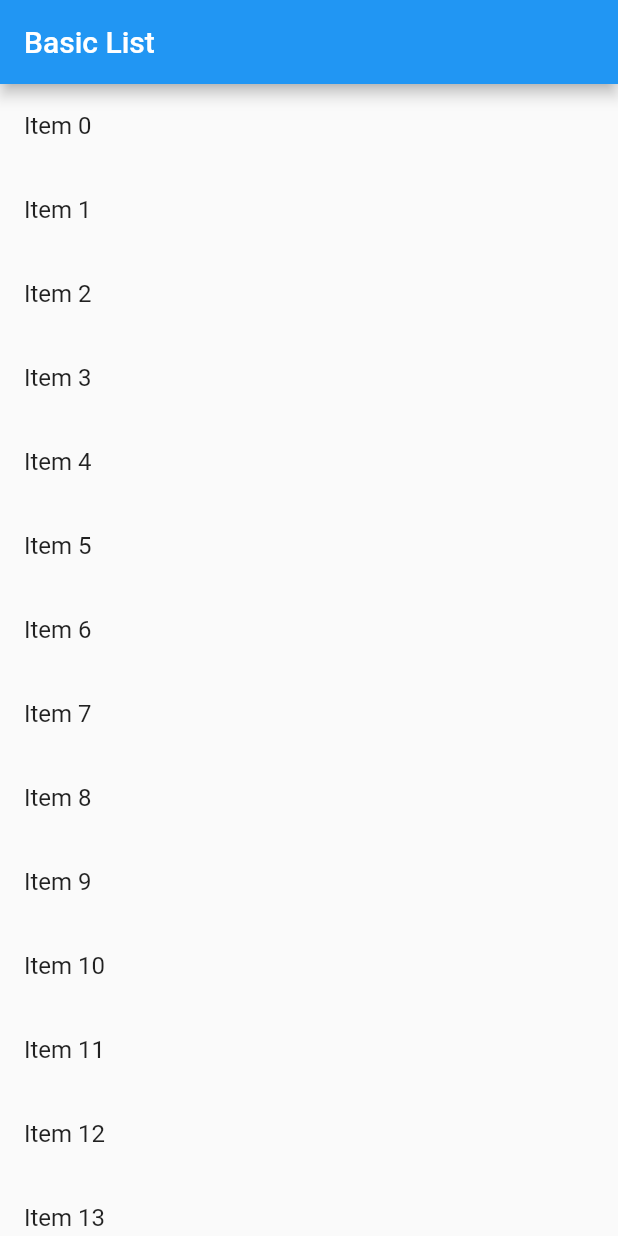
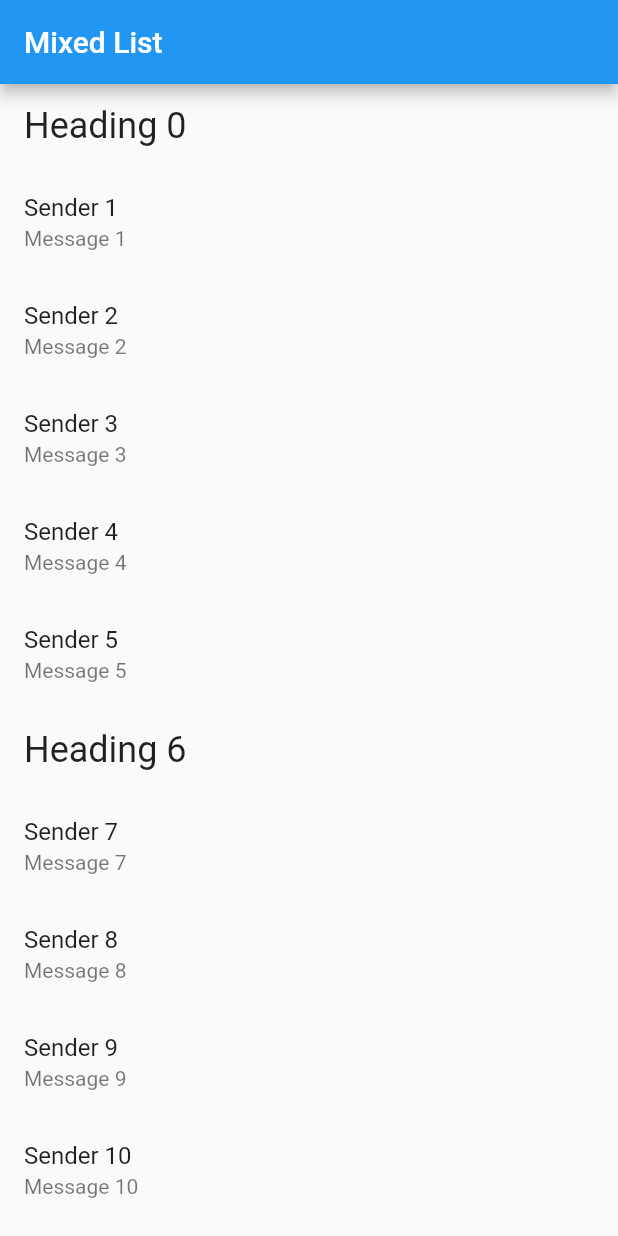
Before and after one commit to ggggxiaolong/flutter_app, a Flutter app: the screen it shows after launch, on a phone screen of 412 x 824 dp. Run offline on Flutter 3.47's test engine with Material 2 defaults, Android fonts, the phone set to English and light mode, and no system bars.

Commit message:
mixed listview

```diff
--- a/lib/main.dart
+++ b/lib/main.dart
@@ -1,29 +1,58 @@
 import 'package:flutter/material.dart';
 
-void main() => runApp(new LongList());
+abstract class ListItem {}
 
-class LongList extends StatelessWidget {
-  final _items = new List<String>.generate(1000, (i) => "Item $i");
+class HeadingItem implements ListItem {
+  final String heading;
+
+  HeadingItem(this.heading);
+}
+
+class MessageItem implements ListItem {
+  final String sender;
+  final String body;
+
+  MessageItem(this.sender, this.body);
+}
+
+class MixedApp extends StatelessWidget {
+  final List<ListItem> items;
+  MixedApp({Key key, this.items}) : super(key: key);
 
   @override
-    Widget build(BuildContext context) {
-      return new MaterialApp(
-        title: 'List Demo',
+  Widget build(BuildContext context) {
+    return new MaterialApp(
+        title: "Mixed List",
         home: new Scaffold(
           appBar: new AppBar(
-            title: new Text('Basic List'),
+            title: new Text("Mixed List"),
           ),
-          body: new Container(
-            child: new ListView.builder(
-              itemCount: _items.length,
-              itemBuilder: (context, index){
+          body: new ListView.builder(
+            itemCount: items.length,
+            itemBuilder: (context, index) {
+              final item = items[index];
+              if (item is HeadingItem) {
                 return new ListTile(
-                  title: new Text("${_items[index]}"),
+                  title: new Text(
+                    item.heading,
+                    style: Theme.of(context).textTheme.headline,
+                  ),
                 );
-              },
-            )
+              } else if (item is MessageItem) {
+                return new ListTile(
+                  title: new Text(item.sender),
+                  subtitle: new Text(item.body),
+                );
+              }
+            },
           ),
-        ),
-      );
-    }
+        ));
+  }
 }
+
+void main() => runApp(new MixedApp(
+    items: new List<ListItem>.generate(
+        1000,
+        (i) => i % 6 == 0
+            ? new HeadingItem("Heading $i")
+            : new MessageItem("Sender $i", "Message $i"))));
```
